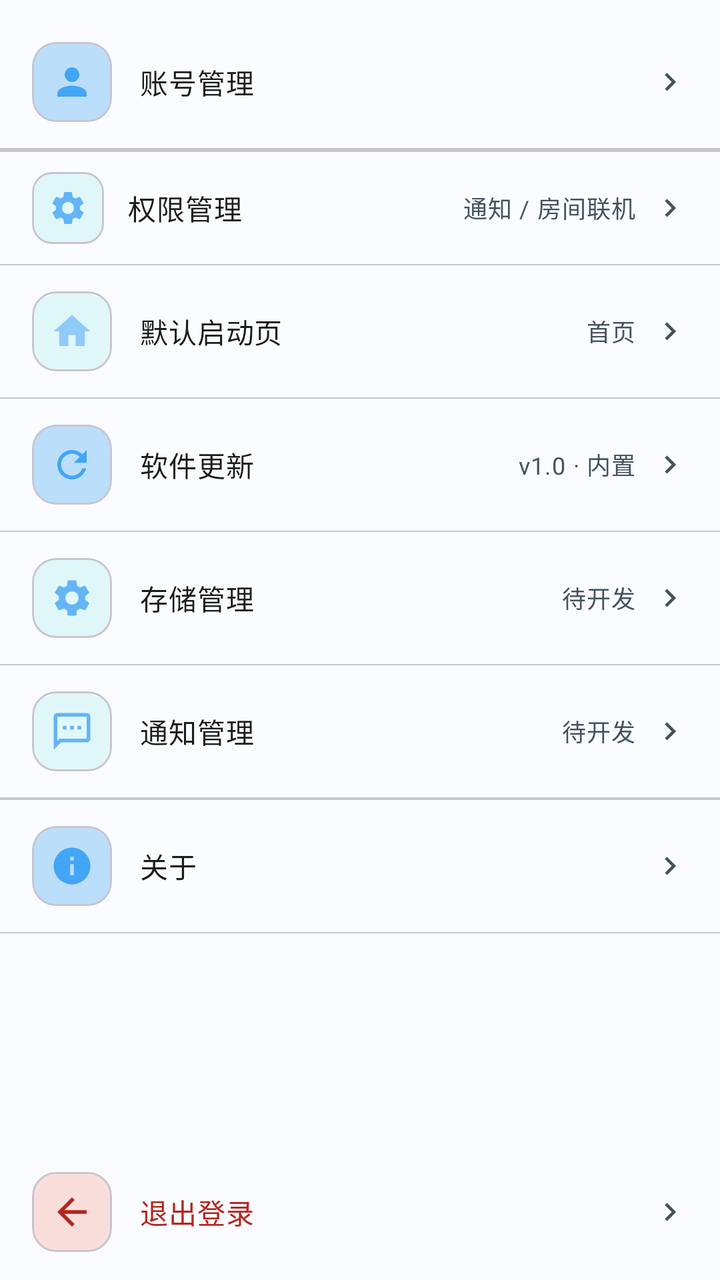
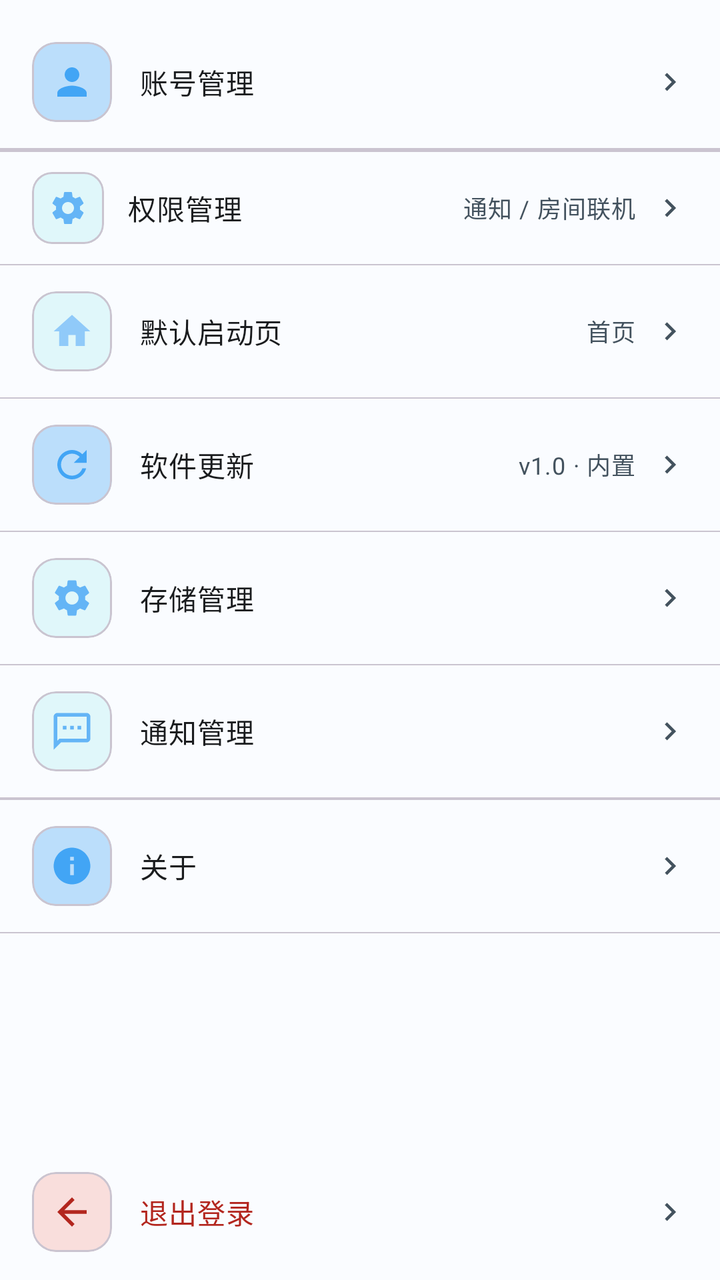

Compare the two renders of this Android layout. The source of the first and the diff that turns it into the second are given below.
<!-- AndroidManifest.xml: application theme AppTheme -->
<!-- res/layout/fragment_settings.xml -->
<?xml version="1.0" encoding="utf-8"?>
<LinearLayout xmlns:android="http://schemas.android.com/apk/res/android"
    xmlns:app="http://schemas.android.com/apk/res-auto"
    android:layout_width="match_parent"
    android:layout_height="match_parent"
    android:orientation="vertical"
    android:background="?attr/colorSurface">

    
    <ScrollView
        android:layout_width="match_parent"
        android:layout_height="0dp"
        android:layout_weight="1"
        android:paddingTop="8dp"
        android:scrollbars="none">

        <LinearLayout
            android:layout_width="match_parent"
            android:layout_height="wrap_content"
            android:orientation="vertical">

    android:layout_height="match_parent"
    android:orientation="vertical"
    android:background="?attr/colorSurface"
    android:paddingTop="8dp">

    
    <LinearLayout android:id="@+id/item_account" android:layout_width="match_parent" android:layout_height="wrap_content" android:background="?attr/selectableItemBackground" android:gravity="center_vertical" android:paddingHorizontal="16dp" android:paddingVertical="13dp">
        <com.google.android.material.card.MaterialCardView android:layout_width="40dp" android:layout_height="40dp" app:cardCornerRadius="12dp" app:cardElevation="0dp" app:cardBackgroundColor="?attr/colorPrimaryContainer">
            <ImageView android:layout_width="match_parent" android:layout_height="match_parent" android:src="@drawable/ic_mine" android:contentDescription="账号" android:padding="9dp" android:tint="?attr/colorPrimary" />
        </com.google.android.material.card.MaterialCardView>
        <TextView android:layout_width="0dp" android:layout_height="wrap_content" android:layout_weight="1" android:layout_marginStart="14dp" android:text="账号管理" android:textAppearance="?attr/textAppearanceBodyMedium" android:textColor="?attr/colorOnSurface" />
        <TextView android:id="@+id/tv_account_label" android:layout_width="wrap_content" android:layout_height="wrap_content" android:text="" android:textAppearance="?attr/textAppearanceBodySmall" android:textColor="?attr/colorOnSurfaceVariant" android:layout_marginEnd="8dp" />
        <ImageView android:layout_width="18dp" android:layout_height="18dp" android:src="@drawable/ic_chevron_right" android:contentDescription="进入" />
    </LinearLayout>
    <View android:layout_width="match_parent" android:layout_height="0.5dp" android:background="?attr/colorOutlineVariant" />

    
    <LinearLayout android:id="@+id/item_module"
            android:visibility="gone" android:layout_width="match_parent" android:layout_height="wrap_content" android:background="?attr/selectableItemBackground" android:gravity="center_vertical" android:paddingHorizontal="16dp" android:paddingVertical="13dp">
        <com.google.android.material.card.MaterialCardView android:layout_width="40dp" android:layout_height="40dp" app:cardCornerRadius="12dp" app:cardElevation="0dp" app:cardBackgroundColor="?attr/colorTertiaryContainer">
            <ImageView android:layout_width="match_parent" android:layout_height="match_parent" android:src="@drawable/ic_chat" android:contentDescription="插件" android:padding="9dp" android:tint="?attr/colorTertiary" />
        </com.google.android.material.card.MaterialCardView>
        <TextView android:layout_width="0dp" android:layout_height="wrap_content" android:layout_weight="1" android:layout_marginStart="14dp" android:text="插件" android:textAppearance="?attr/textAppearanceBodyMedium" android:textColor="?attr/colorOnSurface" />
        <TextView android:id="@+id/tv_module_count_setting" android:layout_width="wrap_content" android:layout_height="wrap_content" android:text="0个" android:textAppearance="?attr/textAppearanceBodySmall" android:textColor="?attr/colorOnSurfaceVariant" android:layout_marginEnd="8dp" />
        <ImageView android:layout_width="18dp" android:layout_height="18dp" android:src="@drawable/ic_chevron_right" android:contentDescription="进入" />
    </LinearLayout>
    <View android:layout_width="match_parent" android:layout_height="0.5dp" android:background="?attr/colorOutlineVariant" />

    <View android:layout_width="match_parent" android:layout_height="0.5dp" android:background="?attr/colorOutlineVariant" />

    
    <LinearLayout android:id="@+id/item_permission" android:layout_width="match_parent" android:layout_height="wrap_content" android:background="?attr/selectableItemBackground" android:gravity="center_vertical" android:paddingHorizontal="16dp" android:paddingVertical="10dp">
        <com.google.android.material.card.MaterialCardView android:layout_width="36dp" android:layout_height="36dp" app:cardCornerRadius="10dp" app:cardElevation="0dp" app:cardBackgroundColor="?attr/colorSecondaryContainer">
            <ImageView android:layout_width="match_parent" android:layout_height="match_parent" android:src="@drawable/ic_settings" android:contentDescription="权限" android:padding="8dp" android:tint="?attr/colorSecondary" />
        </com.google.android.material.card.MaterialCardView>
        <TextView android:layout_width="0dp" android:layout_height="wrap_content" android:layout_weight="1" android:layout_marginStart="12dp" android:text="权限管理" android:textAppearance="?attr/textAppearanceBodyMedium" android:textColor="?attr/colorOnSurface" />
        <TextView android:id="@+id/tv_perm_summary" android:layout_width="wrap_content" android:layout_height="wrap_content" android:text="通知 / 房间联机" android:textAppearance="?attr/textAppearanceBodySmall" android:textColor="?attr/colorOnSurfaceVariant" android:layout_marginEnd="8dp" />
        <ImageView android:layout_width="18dp" android:layout_height="18dp" android:src="@drawable/ic_chevron_right" android:contentDescription="进入" />
    </LinearLayout>
    <View android:layout_width="match_parent" android:layout_height="0.5dp" android:background="?attr/colorOutlineVariant" />

    
    <LinearLayout android:id="@+id/item_general" android:layout_width="match_parent" android:layout_height="wrap_content" android:background="?attr/selectableItemBackground" android:gravity="center_vertical" android:paddingHorizontal="16dp" android:paddingVertical="13dp">
        <com.google.android.material.card.MaterialCardView android:layout_width="40dp" android:layout_height="40dp" app:cardCornerRadius="12dp" app:cardElevation="0dp" app:cardBackgroundColor="?attr/colorTertiaryContainer">
            <ImageView android:layout_width="match_parent" android:layout_height="match_parent" android:src="@drawable/ic_home" android:contentDescription="默认页" android:padding="9dp" android:tint="?attr/colorTertiary" />
        </com.google.android.material.card.MaterialCardView>
        <TextView android:layout_width="0dp" android:layout_height="wrap_content" android:layout_weight="1" android:layout_marginStart="14dp" android:text="默认启动页" android:textAppearance="?attr/textAppearanceBodyMedium" android:textColor="?attr/colorOnSurface" />
        <TextView android:id="@+id/tv_default_page" android:layout_width="wrap_content" android:layout_height="wrap_content" android:text="首页" android:textAppearance="?attr/textAppearanceBodySmall" android:textColor="?attr/colorOnSurfaceVariant" android:layout_marginEnd="8dp" />
        <ImageView android:layout_width="18dp" android:layout_height="18dp" android:src="@drawable/ic_chevron_right" android:contentDescription="进入" />
    </LinearLayout>
    <View android:layout_width="match_parent" android:layout_height="0.5dp" android:background="?attr/colorOutlineVariant" />

    
    <LinearLayout android:id="@+id/item_update" android:layout_width="match_parent" android:layout_height="wrap_content" android:background="?attr/selectableItemBackground" android:gravity="center_vertical" android:paddingHorizontal="16dp" android:paddingVertical="13dp">
        <com.google.android.material.card.MaterialCardView android:layout_width="40dp" android:layout_height="40dp" app:cardCornerRadius="12dp" app:cardElevation="0dp" app:cardBackgroundColor="?attr/colorPrimaryContainer">
            <ImageView android:layout_width="match_parent" android:layout_height="match_parent" android:src="@drawable/ic_refresh" android:contentDescription="更新" android:padding="9dp" android:tint="?attr/colorPrimary" />
        </com.google.android.material.card.MaterialCardView>
        <TextView android:layout_width="0dp" android:layout_height="wrap_content" android:layout_weight="1" android:layout_marginStart="14dp" android:text="软件更新" android:textAppearance="?attr/textAppearanceBodyMedium" android:textColor="?attr/colorOnSurface" />
        <TextView android:id="@+id/tv_update_state" android:layout_width="wrap_content" android:layout_height="wrap_content" android:text="v1.0 · 内置" android:textAppearance="?attr/textAppearanceBodySmall" android:textColor="?attr/colorOnSurfaceVariant" android:layout_marginEnd="8dp" />
        <ImageView android:layout_width="18dp" android:layout_height="18dp" android:src="@drawable/ic_chevron_right" android:contentDescription="进入" />
    </LinearLayout>
    <View android:layout_width="match_parent" android:layout_height="0.5dp" android:background="?attr/colorOutlineVariant" />

    


    
    <LinearLayout android:id="@+id/item_storage" android:layout_width="match_parent" android:layout_height="wrap_content" android:background="?attr/selectableItemBackground" android:gravity="center_vertical" android:paddingHorizontal="16dp" android:paddingVertical="13dp">
        <com.google.android.material.card.MaterialCardView android:layout_width="40dp" android:layout_height="40dp" app:cardCornerRadius="12dp" app:cardElevation="0dp" app:cardBackgroundColor="?attr/colorSecondaryContainer">
            <ImageView android:layout_width="match_parent" android:layout_height="match_parent" android:src="@drawable/ic_settings" android:contentDescription="存储" android:padding="9dp" android:tint="?attr/colorSecondary" />
        </com.google.android.material.card.MaterialCardView>
        <TextView android:layout_width="0dp" android:layout_height="wrap_content" android:layout_weight="1" android:layout_marginStart="14dp" android:text="存储管理" android:textAppearance="?attr/textAppearanceBodyMedium" android:textColor="?attr/colorOnSurface" />
        <TextView android:layout_width="wrap_content" android:layout_height="wrap_content" android:text="待开发" android:textAppearance="?attr/textAppearanceBodySmall" android:textColor="?attr/colorOnSurfaceVariant" android:layout_marginEnd="8dp" />
        <ImageView android:layout_width="18dp" android:layout_height="18dp" android:src="@drawable/ic_chevron_right" android:contentDescription="进入" />
    </LinearLayout>
    <View android:layout_width="match_parent" android:layout_height="0.5dp" android:background="?attr/colorOutlineVariant" />

    
    <LinearLayout android:id="@+id/item_notification" android:layout_width="match_parent" android:layout_height="wrap_content" android:background="?attr/selectableItemBackground" android:gravity="center_vertical" android:paddingHorizontal="16dp" android:paddingVertical="13dp">
        <com.google.android.material.card.MaterialCardView android:layout_width="40dp" android:layout_height="40dp" app:cardCornerRadius="12dp" app:cardElevation="0dp" app:cardBackgroundColor="?attr/colorSecondaryContainer">
            <ImageView android:layout_width="match_parent" android:layout_height="match_parent" android:src="@drawable/ic_chat" android:contentDescription="通知" android:padding="9dp" android:tint="?attr/colorSecondary" />
        </com.google.android.material.card.MaterialCardView>
        <TextView android:layout_width="0dp" android:layout_height="wrap_content" android:layout_weight="1" android:layout_marginStart="14dp" android:text="通知管理" android:textAppearance="?attr/textAppearanceBodyMedium" android:textColor="?attr/colorOnSurface" />
        <TextView android:layout_width="wrap_content" android:layout_height="wrap_content" android:text="待开发" android:textAppearance="?attr/textAppearanceBodySmall" android:textColor="?attr/colorOnSurfaceVariant" android:layout_marginEnd="8dp" />
        <ImageView android:layout_width="18dp" android:layout_height="18dp" android:src="@drawable/ic_chevron_right" android:contentDescription="进入" />
    </LinearLayout>
    <View android:layout_width="match_parent" android:layout_height="0.5dp" android:background="?attr/colorOutlineVariant" />

    
    <LinearLayout android:id="@+id/item_terracotta"
            android:visibility="gone" android:layout_width="match_parent" android:layout_height="wrap_content" android:background="?attr/selectableItemBackground" android:gravity="center_vertical" android:paddingHorizontal="16dp" android:paddingVertical="9dp">
        <com.google.android.material.card.MaterialCardView android:layout_width="36dp" android:layout_height="36dp" app:cardCornerRadius="10dp" app:cardElevation="0dp" app:cardBackgroundColor="?attr/colorTertiaryContainer">
            <ImageView android:layout_width="match_parent" android:layout_height="match_parent" android:src="@drawable/ic_chat" android:contentDescription="房间联机" android:padding="8dp" android:tint="?attr/colorTertiary" />
        </com.google.android.material.card.MaterialCardView>
        <TextView android:layout_width="0dp" android:layout_height="wrap_content" android:layout_weight="1" android:layout_marginStart="12dp" android:text="房间联机" android:textAppearance="?attr/textAppearanceBodyMedium" android:textColor="?attr/colorOnSurface" />
        <TextView android:id="@+id/tv_terracotta_state" android:layout_width="wrap_content" android:layout_height="wrap_content" android:text="开启" android:textAppearance="?attr/textAppearanceBodySmall" android:textColor="?attr/colorOnSurfaceVariant" android:layout_marginEnd="6dp" />
        <com.google.android.material.switchmaterial.SwitchMaterial android:id="@+id/switch_terracotta" android:layout_width="wrap_content" android:layout_height="wrap_content" />
    </LinearLayout>
    <View android:layout_width="match_parent" android:layout_height="0.5dp" android:background="?attr/colorOutlineVariant" />

    

    <LinearLayout android:id="@+id/item_about" android:layout_width="match_parent" android:layout_height="wrap_content" android:background="?attr/selectableItemBackground" android:gravity="center_vertical" android:paddingHorizontal="16dp" android:paddingVertical="13dp">
        <com.google.android.material.card.MaterialCardView android:layout_width="40dp" android:layout_height="40dp" app:cardCornerRadius="12dp" app:cardElevation="0dp" app:cardBackgroundColor="?attr/colorPrimaryContainer">
            <ImageView android:layout_width="match_parent" android:layout_height="match_parent" android:src="@drawable/ic_info" android:contentDescription="关于" android:padding="9dp" android:tint="?attr/colorPrimary" />
        </com.google.android.material.card.MaterialCardView>
        <TextView android:layout_width="0dp" android:layout_height="wrap_content" android:layout_weight="1" android:layout_marginStart="14dp" android:text="关于" android:textAppearance="?attr/textAppearanceBodyMedium" android:textColor="?attr/colorOnSurface" />
        <TextView android:id="@+id/tv_about_label" android:layout_width="wrap_content" android:layout_height="wrap_content" android:text="" android:textAppearance="?attr/textAppearanceBodySmall" android:textColor="?attr/colorOnSurfaceVariant" android:layout_marginEnd="8dp" />
        <ImageView android:layout_width="18dp" android:layout_height="18dp" android:src="@drawable/ic_chevron_right" android:contentDescription="进入" />
    </LinearLayout>
    <View android:layout_width="match_parent" android:layout_height="0.5dp" android:background="?attr/colorOutlineVariant" />

        </LinearLayout>
    </ScrollView>

    
    <LinearLayout android:id="@+id/item_logout" android:layout_width="match_parent" android:layout_height="wrap_content" android:background="?attr/selectableItemBackground" android:gravity="center_vertical" android:paddingHorizontal="16dp" android:paddingVertical="14dp">
        <com.google.android.material.card.MaterialCardView android:layout_width="40dp" android:layout_height="40dp" app:cardCornerRadius="12dp" app:cardElevation="0dp" app:cardBackgroundColor="?attr/colorErrorContainer">
            <ImageView android:layout_width="match_parent" android:layout_height="match_parent" android:src="@drawable/ic_arrow_back" android:contentDescription="退出" android:padding="9dp" android:tint="?attr/colorError" />
        </com.google.android.material.card.MaterialCardView>
        <TextView android:layout_width="0dp" android:layout_height="wrap_content" android:layout_weight="1" android:layout_marginStart="14dp" android:text="退出登录" android:textAppearance="?attr/textAppearanceBodyMedium" android:textColor="?attr/colorError" />
        <ImageView android:layout_width="18dp" android:layout_height="18dp" android:src="@drawable/ic_chevron_right" android:contentDescription="进入" />
    </LinearLayout>
</LinearLayout>
<!-- resources referenced by this layout -->
<resources>
  <!-- drawable ic_chevron_right (drawable) -->
  <?xml version="1.0" encoding="utf-8"?>
  <vector xmlns:android="http://schemas.android.com/apk/res/android"
      android:width="24dp"
      android:height="24dp"
      android:viewportWidth="24"
      android:viewportHeight="24"
      android:tint="?attr/colorOnSurfaceVariant">
      <path
          android:fillColor="@android:color/white"
          android:pathData="M10,6L8.59,7.41 13.17,12l-4.58,4.59L10,18l6,-6z" />
  </vector>
  <!-- drawable ic_home (drawable) -->
  <?xml version="1.0" encoding="utf-8"?>
  <vector xmlns:android="http://schemas.android.com/apk/res/android"
      android:width="24dp"
      android:height="24dp"
      android:viewportWidth="24"
      android:viewportHeight="24"
      android:tint="?attr/colorOnSurfaceVariant">
      <path
          android:fillColor="@android:color/white"
          android:pathData="M10,20v-6h4v6h5v-8h3L12,3 2,12h3v8z" />
  </vector>
  <!-- drawable ic_info (drawable) -->
  <?xml version="1.0" encoding="utf-8"?>
  <vector xmlns:android="http://schemas.android.com/apk/res/android"
      android:width="24dp" android:height="24dp"
      android:viewportWidth="24" android:viewportHeight="24">
      <path android:fillColor="#FF000000"
          android:pathData="M12,2C6.48,2 2,6.48 2,12s4.48,10 10,10 10,-4.48 10,-10S17.52,2 12,2zM13,17h-2v-6h2v6zM13,9h-2V7h2v2z" />
  </vector>
  <style name="AppTheme" parent="Base.AppTheme" />
  <color name="glass_light_40">#66FEFCFC</color>
  <color name="glass_light_50">#80FEFCFC</color>
  <!-- drawable bg_window_gradient (drawable) -->
  <?xml version="1.0" encoding="utf-8"?>
  <shape xmlns:android="http://schemas.android.com/apk/res/android"
      android:shape="rectangle">
      <gradient
          android:type="linear"
          android:startColor="@color/gradient_soft_start"
          android:endColor="@color/gradient_soft_end"
          android:angle="135" />
  </shape>
  <color name="primary">#42A5F5</color>
  <color name="on_primary">#FFFFFF</color>
  <color name="primary_container">#BBDEFB</color>
  <color name="surface">#FAFCFF</color>
  <color name="on_surface">#1A1C1E</color>
  <color name="surface_variant">#DCE9F5</color>
  <color name="on_surface_variant">#43525E</color>
  <color name="error">#B3261E</color>
  <color name="on_error">#FFFFFF</color>
  <color name="error_container">#F9DEDC</color>
  <color name="on_error_container">#410E0B</color>
  <color name="surface_container_low">#F7FBFF</color>
  <color name="on_primary_container">#1B3A5C</color>
  <color name="surface_container">#F1F8FD</color>
  <color name="surface_container_high">#E8F2FB</color>
  <color name="surface_container_highest">#E0EDF8</color>
  <color name="tertiary">#90CAF9</color>
  <color name="on_tertiary">#1B3A5C</color>
  <color name="tertiary_container">#E0F7FA</color>
  <color name="on_tertiary_container">#1F4A5A</color>
  <color name="outline">#79747E</color>
  <color name="outline_variant">#CAC4D0</color>
  <color name="secondary">#64B5F6</color>
  <color name="on_secondary">#FFFFFF</color>
  <color name="secondary_container">#E0F7FA</color>
  <color name="on_secondary_container">#1F4A5A</color>
  <style name="ShapeAppearance.Small" parent="ShapeAppearance.Material3.SmallComponent">
          <item name="cornerFamily">rounded</item>
          <item name="cornerSize">12dp</item>
      </style>
  <style name="ShapeAppearance.Medium" parent="ShapeAppearance.Material3.MediumComponent">
          <item name="cornerFamily">rounded</item>
          <item name="cornerSize">18dp</item>
      </style>
  <style name="ShapeAppearance.Large" parent="ShapeAppearance.Material3.LargeComponent">
          <item name="cornerFamily">rounded</item>
          <item name="cornerSize">28dp</item>
      </style>
  <color name="gradient_soft_start">#E0F7FA</color>
  <color name="gradient_soft_end">#E3F2FD</color>
</resources>

<!-- the commit's change to res/layout/fragment_settings.xml (unified diff, before → after) -->
@@ -91,7 +91,8 @@
             <ImageView android:layout_width="match_parent" android:layout_height="match_parent" android:src="@drawable/ic_settings" android:contentDescription="存储" android:padding="9dp" android:tint="?attr/colorSecondary" />
         </com.google.android.material.card.MaterialCardView>
         <TextView android:layout_width="0dp" android:layout_height="wrap_content" android:layout_weight="1" android:layout_marginStart="14dp" android:text="存储管理" android:textAppearance="?attr/textAppearanceBodyMedium" android:textColor="?attr/colorOnSurface" />
-        <TextView android:layout_width="wrap_content" android:layout_height="wrap_content" android:text="待开发" android:textAppearance="?attr/textAppearanceBodySmall" android:textColor="?attr/colorOnSurfaceVariant" android:layout_marginEnd="8dp" />
+        <TextView android:layout_width="wrap_content" android:layout_height="wrap_content" android:id="@+id/tv_storage_state"
+            android:text="" android:textAppearance="?attr/textAppearanceBodySmall" android:textColor="?attr/colorOnSurfaceVariant" android:layout_marginEnd="8dp" />
         <ImageView android:layout_width="18dp" android:layout_height="18dp" android:src="@drawable/ic_chevron_right" android:contentDescription="进入" />
     </LinearLayout>
     <View android:layout_width="match_parent" android:layout_height="0.5dp" android:background="?attr/colorOutlineVariant" />
@@ -102,7 +103,8 @@
             <ImageView android:layout_width="match_parent" android:layout_height="match_parent" android:src="@drawable/ic_chat" android:contentDescription="通知" android:padding="9dp" android:tint="?attr/colorSecondary" />
         </com.google.android.material.card.MaterialCardView>
         <TextView android:layout_width="0dp" android:layout_height="wrap_content" android:layout_weight="1" android:layout_marginStart="14dp" android:text="通知管理" android:textAppearance="?attr/textAppearanceBodyMedium" android:textColor="?attr/colorOnSurface" />
-        <TextView android:layout_width="wrap_content" android:layout_height="wrap_content" android:text="待开发" android:textAppearance="?attr/textAppearanceBodySmall" android:textColor="?attr/colorOnSurfaceVariant" android:layout_marginEnd="8dp" />
+        <TextView android:layout_width="wrap_content" android:layout_height="wrap_content" android:id="@+id/tv_notification_state"
+            android:text="" android:textAppearance="?attr/textAppearanceBodySmall" android:textColor="?attr/colorOnSurfaceVariant" android:layout_marginEnd="8dp" />
         <ImageView android:layout_width="18dp" android:layout_height="18dp" android:src="@drawable/ic_chevron_right" android:contentDescription="进入" />
     </LinearLayout>
     <View android:layout_width="match_parent" android:layout_height="0.5dp" android:background="?attr/colorOutlineVariant" />
